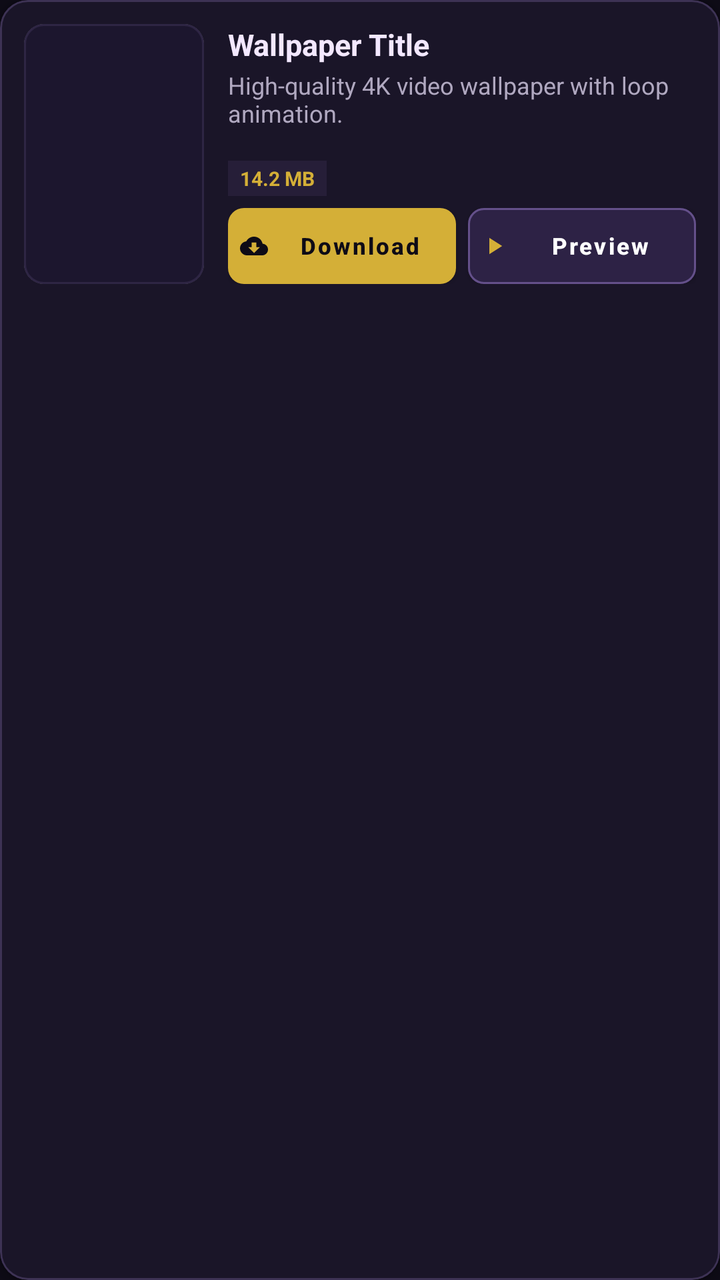
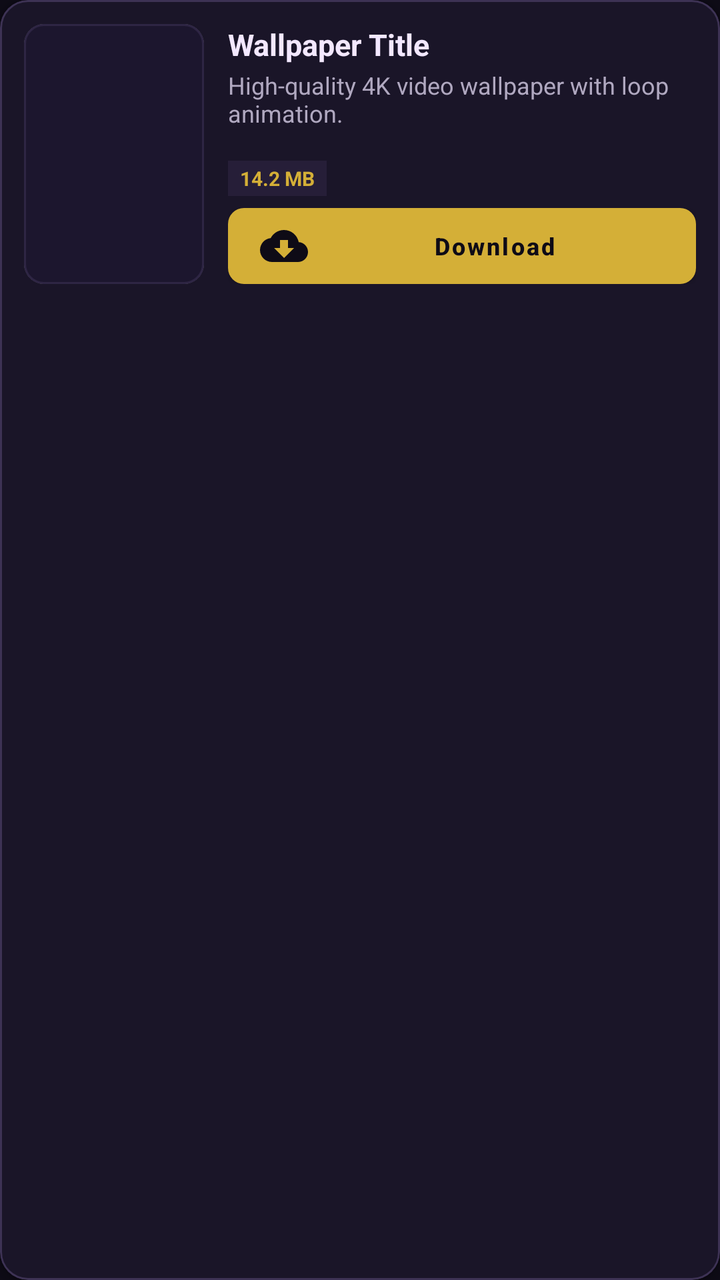

Screens rendered from an Android XML layout before and after an edit, with the pre-edit source and the edit as a unified diff.
<!-- AndroidManifest.xml: application theme Theme.VideoLockScreen -->
<!-- res/layout/item_store_wallpaper.xml -->
<?xml version="1.0" encoding="utf-8"?>
<com.google.android.material.card.MaterialCardView xmlns:android="http://schemas.android.com/apk/res/android"
    xmlns:app="http://schemas.android.com/apk/res-auto"
    android:id="@+id/cardStoreItem"
    android:layout_width="match_parent"
    android:layout_height="wrap_content"
    android:layout_marginHorizontal="4dp"
    android:layout_marginVertical="6dp"
    app:cardBackgroundColor="#1A1528"
    app:cardCornerRadius="14dp"
    app:cardElevation="3dp"
    app:strokeColor="#3D3254"
    app:strokeWidth="1dp">

    <LinearLayout
        android:layout_width="match_parent"
        android:layout_height="wrap_content"
        android:orientation="horizontal"
        android:padding="12dp">

        
        <com.google.android.material.card.MaterialCardView
            android:layout_width="90dp"
            android:layout_height="130dp"
            app:cardCornerRadius="10dp"
            app:cardElevation="0dp"
            app:strokeColor="#2E2544"
            app:strokeWidth="1dp">

            <FrameLayout
                android:layout_width="match_parent"
                android:layout_height="match_parent">

                <ImageView
                    android:id="@+id/ivStoreThumb"
                    android:layout_width="match_parent"
                    android:layout_height="match_parent"
                    android:background="#1C162E"
                    android:contentDescription="Wallpaper Thumbnail"
                    android:scaleType="centerCrop" />

                
                <FrameLayout
                    android:id="@+id/layoutThumbSkeleton"
                    android:layout_width="match_parent"
                    android:layout_height="match_parent"
                    android:background="@drawable/bg_skeleton_thumb"
                    android:visibility="gone">

                    <View
                        android:id="@+id/viewThumbSkeletonPulse"
                        android:layout_width="match_parent"
                        android:layout_height="match_parent"
                        android:background="@drawable/bg_skeleton_shimmer_gradient" />

                    <ImageView
                        android:layout_width="24dp"
                        android:layout_height="24dp"
                        android:layout_gravity="center"
                        android:src="@drawable/ic_video_placeholder"
                        app:tint="#6D5A9E"
                        android:alpha="0.5" />
                </FrameLayout>

                
                <TextView
                    android:id="@+id/tvStoreFeaturedBadge"
                    android:layout_width="wrap_content"
                    android:layout_height="16dp"
                    android:layout_gravity="top|center_horizontal"
                    android:layout_marginTop="4dp"
                    android:background="@drawable/bg_featured_badge_mini"
                    android:paddingHorizontal="6dp"
                    android:paddingVertical="0dp"
                    android:includeFontPadding="false"
                    android:gravity="center"
                    android:drawableStart="@drawable/ic_sparkle_mini"
                    android:drawablePadding="2dp"
                    android:drawableTint="#0E0B16"
                    android:text="FEATURED"
                    android:textColor="#0E0B16"
                    android:textSize="8.5sp"
                    android:textStyle="bold"
                    android:visibility="gone" />

                
                <ImageView
                    android:id="@+id/tvStoreDownloadedBadge"
                    android:layout_width="20dp"
                    android:layout_height="20dp"
                    android:layout_gravity="top|end"
                    android:layout_margin="4dp"
                    android:background="#22C55E"
                    android:padding="3dp"
                    android:src="@drawable/ic_check"
                    app:tint="#FFFFFF"
                    android:visibility="gone" />

            </FrameLayout>
        </com.google.android.material.card.MaterialCardView>

        
        <LinearLayout
            android:layout_width="0dp"
            android:layout_height="match_parent"
            android:layout_marginStart="12dp"
            android:layout_weight="1"
            android:orientation="vertical">

            
            <TextView
                android:id="@+id/tvStoreNotificationBadge"
                android:layout_width="wrap_content"
                android:layout_height="wrap_content"
                android:layout_marginBottom="4dp"
                android:background="@drawable/bg_featured_badge_mini"
                android:backgroundTint="#D4AF37"
                android:paddingHorizontal="7dp"
                android:paddingVertical="2dp"
                android:text="✨ NOTIFICATION DROP"
                android:textColor="#0E0B16"
                android:textSize="8.5sp"
                android:textStyle="bold"
                android:visibility="gone" />

            <TextView
                android:id="@+id/tvStoreTitle"
                android:layout_width="match_parent"
                android:layout_height="wrap_content"
                android:ellipsize="end"
                android:maxLines="1"
                android:text="Wallpaper Title"
                android:textColor="#F3E8FF"
                android:textSize="15sp"
                android:textStyle="bold" />

            <TextView
                android:id="@+id/tvStoreDescription"
                android:layout_width="match_parent"
                android:layout_height="wrap_content"
                android:layout_marginTop="2dp"
                android:ellipsize="end"
                android:maxLines="2"
                android:text="High-quality 4K video wallpaper with loop animation."
                android:textColor="#B0A8C0"
                android:textSize="12sp" />

            
            <View
                android:layout_width="match_parent"
                android:layout_height="0dp"
                android:layout_weight="1" />

            
            <ProgressBar
                android:id="@+id/pbStoreDownload"
                style="@android:style/Widget.ProgressBar.Horizontal"
                android:layout_width="match_parent"
                android:layout_height="wrap_content"
                android:layout_marginBottom="4dp"
                android:max="100"
                android:progressTint="#D4AF37"
                android:visibility="gone" />

            <TextView
                android:id="@+id/tvStoreProgressText"
                android:layout_width="match_parent"
                android:layout_height="wrap_content"
                android:layout_marginBottom="4dp"
                android:text="Downloading 0%..."
                android:textColor="#D4AF37"
                android:textSize="11sp"
                android:visibility="gone" />

            
            <LinearLayout
                android:layout_width="match_parent"
                android:layout_height="wrap_content"
                android:layout_marginBottom="6dp"
                android:gravity="center_vertical"
                android:orientation="horizontal">

                <TextView
                    android:id="@+id/tvStoreSize"
                    android:layout_width="wrap_content"
                    android:layout_height="wrap_content"
                    android:background="#261E38"
                    android:paddingHorizontal="6dp"
                    android:paddingVertical="2dp"
                    android:text="14.2 MB"
                    android:textColor="#D4AF37"
                    android:textSize="10sp"
                    android:textStyle="bold" />

                
                <ImageView
                    android:id="@+id/ivStoreGiftedIcon"
                    android:layout_width="16dp"
                    android:layout_height="16dp"
                    android:layout_marginStart="8dp"
                    android:contentDescription="Gifted Wallpaper"
                    android:src="@drawable/ic_gift"
                    app:tint="#D4AF37"
                    android:visibility="gone" />
            </LinearLayout>

            
            <LinearLayout
                android:layout_width="match_parent"
                android:layout_height="wrap_content"
                android:gravity="center_vertical"
                android:orientation="horizontal">

                
                <com.google.android.material.button.MaterialButton
                    android:id="@+id/btnStoreDownload"
                    android:layout_width="0dp"
                    android:layout_height="38dp"
                    android:layout_weight="1"
                    android:insetTop="0dp"
                    android:insetBottom="0dp"
                    android:paddingStart="6dp"
                    android:paddingEnd="6dp"
                    android:text="Download"
                    android:textAllCaps="false"
                    android:textColor="#0E0B16"
                    android:textSize="11.5sp"
                    android:textStyle="bold"
                    app:backgroundTint="#D4AF37"
                    app:cornerRadius="8dp"
                    app:icon="@drawable/ic_download"
                    app:iconSize="14dp"
                    app:iconPadding="4dp"
                    app:iconTint="#0E0B16" />

                
                <com.google.android.material.button.MaterialButton
                    android:id="@+id/btnStoreApply"
                    android:layout_width="0dp"
                    android:layout_height="38dp"
                    android:layout_weight="1"
                    android:insetTop="0dp"
                    android:insetBottom="0dp"
                    android:paddingStart="6dp"
                    android:paddingEnd="6dp"
                    android:text="Select"
                    android:textAllCaps="false"
                    android:textColor="#0E0B16"
                    android:textSize="11.5sp"
                    android:textStyle="bold"
                    app:backgroundTint="#22C55E"
                    app:cornerRadius="8dp"
                    app:icon="@drawable/ic_check"
                    app:iconSize="14dp"
                    app:iconPadding="4dp"
                    app:iconTint="#0E0B16"
                    android:visibility="gone" />

                
                <com.google.android.material.button.MaterialButton
                    android:id="@+id/btnStorePreview"
                    android:layout_width="0dp"
                    android:layout_height="38dp"
                    android:layout_weight="1"
                    android:layout_marginStart="6dp"
                    android:insetTop="0dp"
                    android:insetBottom="0dp"
                    android:paddingStart="6dp"
                    android:paddingEnd="6dp"
                    android:text="Preview"
                    android:textAllCaps="false"
                    android:textColor="#FFFFFF"
                    android:textSize="11.5sp"
                    android:textStyle="bold"
                    app:backgroundTint="#2D2245"
                    app:strokeColor="#64508A"
                    app:strokeWidth="1dp"
                    app:cornerRadius="8dp"
                    app:icon="@drawable/ic_play"
                    app:iconSize="14dp"
                    app:iconPadding="4dp"
                    app:iconTint="#D4AF37" />

                
                <com.google.android.material.button.MaterialButton
                    android:id="@+id/btnStoreDeleteLocal"
                    style="@style/Widget.MaterialComponents.Button.OutlinedButton"
                    android:layout_width="38dp"
                    android:layout_height="38dp"
                    android:layout_marginStart="6dp"
                    android:insetTop="0dp"
                    android:insetBottom="0dp"
                    android:minWidth="0dp"
                    android:padding="0dp"
                    app:cornerRadius="8dp"
                    app:icon="@drawable/ic_delete"
                    app:iconGravity="textStart"
                    app:iconPadding="0dp"
                    app:iconTint="#EF4444"
                    app:strokeColor="#EF4444"
                    android:visibility="gone" />

            </LinearLayout>

        </LinearLayout>
    </LinearLayout>

</com.google.android.material.card.MaterialCardView>
<!-- resources referenced by this layout -->
<resources>
  <!-- drawable bg_featured_badge_mini (drawable) -->
  <?xml version="1.0" encoding="utf-8"?>
  <shape xmlns:android="http://schemas.android.com/apk/res/android"
      android:shape="rectangle">
      <solid android:color="#D4AF37" />
      <corners android:radius="3dp" />
  </shape>
  <!-- drawable bg_skeleton_shimmer_gradient (drawable) -->
  <?xml version="1.0" encoding="utf-8"?>
  <shape xmlns:android="http://schemas.android.com/apk/res/android"
      android:shape="rectangle">
      <gradient
          android:angle="45"
          android:startColor="#221A35"
          android:centerColor="#3A2C59"
          android:endColor="#221A35"
          android:type="linear" />
      <corners android:radius="10dp" />
  </shape>
  <!-- drawable bg_skeleton_thumb (drawable) -->
  <?xml version="1.0" encoding="utf-8"?>
  <shape xmlns:android="http://schemas.android.com/apk/res/android"
      android:shape="rectangle">
      <solid android:color="#221A35" />
      <corners android:radius="10dp" />
  </shape>
  <!-- drawable ic_check (drawable) -->
  <vector xmlns:android="http://schemas.android.com/apk/res/android"
      android:width="24dp"
      android:height="24dp"
      android:viewportWidth="24"
      android:viewportHeight="24">
    <path
        android:fillColor="#FFFFFFFF"
        android:pathData="M9,16.17L4.83,12l-1.42,1.41L9,19 21,7l-1.41,-1.41z"/>
  </vector>
  <!-- drawable ic_delete (drawable) -->
  <vector xmlns:android="http://schemas.android.com/apk/res/android"
      android:width="24dp"
      android:height="24dp"
      android:viewportWidth="24"
      android:viewportHeight="24">
    <path
        android:fillColor="#FFFFFFFF"
        android:pathData="M6,19c0,1.1 0.9,2 2,2h8c1.1,0 2,-0.9 2,-2V7H6v12zM19,4h-3.5l-1,-1h-5l-1,1H5v2h14V4z"/>
  </vector>
  <!-- drawable ic_download (drawable) -->
  <vector xmlns:android="http://schemas.android.com/apk/res/android"
      android:width="24dp"
      android:height="24dp"
      android:viewportWidth="24"
      android:viewportHeight="24">
    <path
        android:fillColor="#FFFFFFFF"
        android:pathData="M19.35,10.04C18.67,6.59 15.64,4 12,4 9.11,4 6.6,5.64 5.35,8.04 2.34,8.36 0,10.91 0,14c0,3.31 2.69,6 6,6h13c2.76,0 5,-2.24 5,-5 0,-2.64 -2.05,-4.78 -4.65,-4.96zM17,13l-5,5 -5,-5h3V9h4v4h3z"/>
  </vector>
  <!-- drawable ic_play (drawable) -->
  <vector xmlns:android="http://schemas.android.com/apk/res/android"
      android:width="24dp"
      android:height="24dp"
      android:viewportWidth="24"
      android:viewportHeight="24">
      <path
          android:fillColor="@android:color/white"
          android:pathData="M8,5v14l11,-7z"/>
  </vector>
  <!-- drawable ic_video_placeholder (drawable) -->
  <vector xmlns:android="http://schemas.android.com/apk/res/android"
      android:width="24dp"
      android:height="24dp"
      android:viewportWidth="24"
      android:viewportHeight="24">
      <path
          android:fillColor="#FFFFFFFF"
          android:pathData="M21,3H3C1.9,3 1,3.9 1,5v14c0,1.1 0.9,2 2,2h18c1.1,0 2,-0.9 2,-2V5C23,3.9 22.1,3 21,3zM5,17l3.5,-4.5 2.5,3.01L14.5,11l4.5,6H5z"/>
  </vector>
  <style name="Theme.VideoLockScreen" parent="Theme.MaterialComponents.DayNight.NoActionBar">
          <item name="colorPrimary">@color/gold_primary</item>
          <item name="colorSecondary">@color/accent_glow</item>
          <item name="android:windowBackground">@color/bg_dark</item>
          <item name="android:statusBarColor">@color/bg_dark</item>
          <item name="android:navigationBarColor">@color/bg_dark</item>
      </style>
  <color name="gold_primary">#D4AF37</color>
  <color name="accent_glow">#9370DB</color>
  <color name="bg_dark">#0E0B16</color>
  <!-- unchanged entries left out for length: 2 -->
</resources>

<!-- the commit's change to res/layout/item_store_wallpaper.xml (unified diff, before → after) -->
@@ -219,18 +219,14 @@
                     android:layout_weight="1"
                     android:insetTop="0dp"
                     android:insetBottom="0dp"
-                    android:paddingStart="6dp"
-                    android:paddingEnd="6dp"
                     android:text="Download"
                     android:textAllCaps="false"
                     android:textColor="#0E0B16"
-                    android:textSize="11.5sp"
+                    android:textSize="12sp"
                     android:textStyle="bold"
                     app:backgroundTint="#D4AF37"
                     app:cornerRadius="8dp"
                     app:icon="@drawable/ic_download"
-                    app:iconSize="14dp"
-                    app:iconPadding="4dp"
                     app:iconTint="#0E0B16" />
 
                 
@@ -279,7 +275,8 @@
                     app:icon="@drawable/ic_play"
                     app:iconSize="14dp"
                     app:iconPadding="4dp"
-                    app:iconTint="#D4AF37" />
+                    app:iconTint="#D4AF37"
+                    android:visibility="gone" />
 
                 
                 <com.google.android.material.button.MaterialButton
